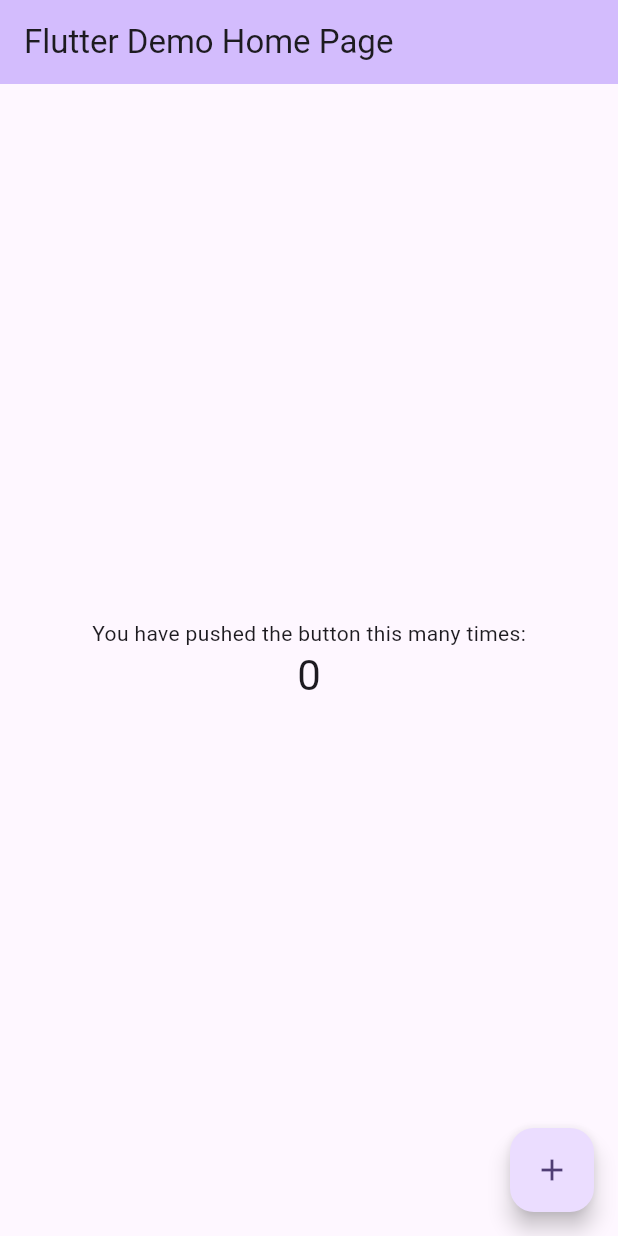
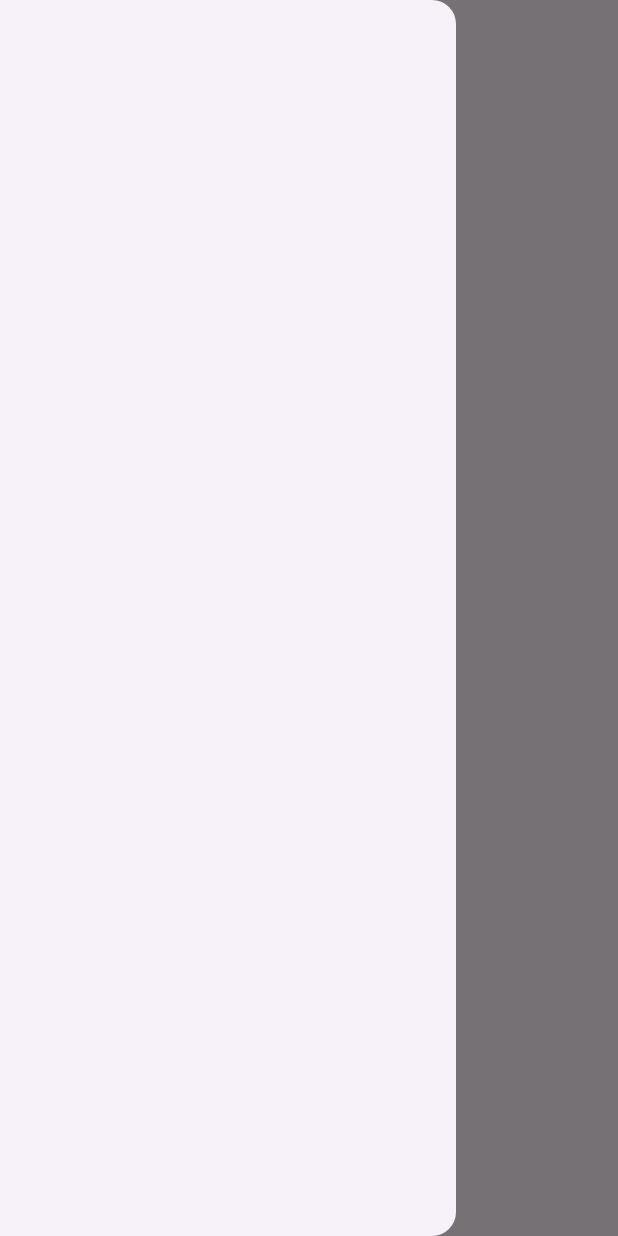
Before and after one commit to luckyrana1307/30DaysOfFlutter, a Flutter app: the screen it shows after launch, with the side drawer open (before the commit the screen has no drawer), on a phone screen of 412 x 824 dp. Run offline on Flutter 3.47's test engine with Material 3 defaults, Android fonts, the light colour scheme and no system bars.

Commit message:
Day 2 Completed

```diff
--- /dev/null
+++ b/lib/home_page.dart
@@ -0,0 +1,21 @@
+import 'package:flutter/material.dart';
+
+class HomePage extends StatelessWidget {
+  @override
+  Widget build(BuildContext context) {
+    final int days = 32;
+    final name = 'Lucky';
+    return Scaffold(
+      appBar: AppBar(
+        title: Text("Catalog App"),
+      ),
+      body: Center(
+        child: Container(
+          padding: const EdgeInsets.all(16.0),
+          child: Text(' $days $name '),
+        ),
+      ),
+      drawer: Drawer(),
+    );
+  }
+}
--- a/lib/main.dart
+++ b/lib/main.dart
@@ -1,4 +1,5 @@
 import 'package:flutter/material.dart';
+import 'home_page.dart';
 
 void main() {
   runApp(const MyApp());
@@ -12,114 +13,7 @@
   Widget build(BuildContext context) {
     return MaterialApp(
       title: 'Flutter Demo',
-      theme: ThemeData(
-        // This is the theme of your application.
-        //
-        // TRY THIS: Try running your application with "flutter run". You'll see
-        // the application has a purple toolbar. Then, without quitting the app,
-        // try changing the seedColor in the colorScheme below to Colors.green
-        // and then invoke "hot reload" (save your changes or press the "hot
-        // reload" button in a Flutter-supported IDE, or press "r" if you used
-        // the command line to start the app).
-        //
-        // Notice that the counter didn't reset back to zero; the application
-        // state is not lost during the reload. To reset the state, use hot
-        // restart instead.
-        //
-        // This works for code too, not just values: Most code changes can be
-        // tested with just a hot reload.
-        colorScheme: ColorScheme.fromSeed(seedColor: Colors.deepPurple),
-        useMaterial3: true,
-      ),
-      home: const MyHomePage(title: 'Flutter Demo Home Page'),
+      home: HomePage(),
     );
   }
 }
-
-class MyHomePage extends StatefulWidget {
-  const MyHomePage({super.key, required this.title});
-
-  // This widget is the home page of your application. It is stateful, meaning
-  // that it has a State object (defined below) that contains fields that affect
-  // how it looks.
-
-  // This class is the configuration for the state. It holds the values (in this
-  // case the title) provided by the parent (in this case the App widget) and
-  // used by the build method of the State. Fields in a Widget subclass are
-  // always marked "final".
-
-  final String title;
-
-  @override
-  State<MyHomePage> createState() => _MyHomePageState();
-}
-
-class _MyHomePageState extends State<MyHomePage> {
-  int _counter = 0;
-
-  void _incrementCounter() {
-    setState(() {
-      // This call to setState tells the Flutter framework that something has
-      // changed in this State, which causes it to rerun the build method below
-      // so that the display can reflect the updated values. If we changed
-      // _counter without calling setState(), then the build method would not be
-      // called again, and so nothing would appear to happen.
-      _counter++;
-    });
-  }
-
-  @override
-  Widget build(BuildContext context) {
-    // This method is rerun every time setState is called, for instance as done
-    // by the _incrementCounter method above.
-    //
-    // The Flutter framework has been optimized to make rerunning build methods
-    // fast, so that you can just rebuild anything that needs updating rather
-    // than having to individually change instances of widgets.
-    return Scaffold(
-      appBar: AppBar(
-        // TRY THIS: Try changing the color here to a specific color (to
-        // Colors.amber, perhaps?) and trigger a hot reload to see the AppBar
-        // change color while the other colors stay the same.
-        backgroundColor: Theme.of(context).colorScheme.inversePrimary,
-        // Here we take the value from the MyHomePage object that was created by
-        // the App.build method, and use it to set our appbar title.
-        title: Text(widget.title),
-      ),
-      body: Center(
-        // Center is a layout widget. It takes a single child and positions it
-        // in the middle of the parent.
-        child: Column(
-          // Column is also a layout widget. It takes a list of children and
-          // arranges them vertically. By default, it sizes itself to fit its
-          // children horizontally, and tries to be as tall as its parent.
-          //
-          // Column has various properties to control how it sizes itself and
-          // how it positions its children. Here we use mainAxisAlignment to
-          // center the children vertically; the main axis here is the vertical
-          // axis because Columns are vertical (the cross axis would be
-          // horizontal).
-          //
-          // TRY THIS: Invoke "debug painting" (choose the "Toggle Debug Paint"
-          // action in the IDE, or press "p" in the console), to see the
-          // wireframe for each widget.
-          mainAxisAlignment: MainAxisAlignment.center,
-          children: <Widget>[
-            const Text(
-              'You have pushed the button this many times:',
-            ),
-            Text(
-              '$_counter',
-              style: Theme.of(context).textTheme.headlineMedium,
-            ),
-          ],
-        ),
-      ),
-      floatingActionButton: FloatingActionButton(
-        onPressed: _incrementCounter,
-        tooltip: 'Increment',
-        child: const Icon(Icons.add),
-      ), // This trailing comma makes auto-formatting nicer for build methods.
-    );
-  }
-}
```
